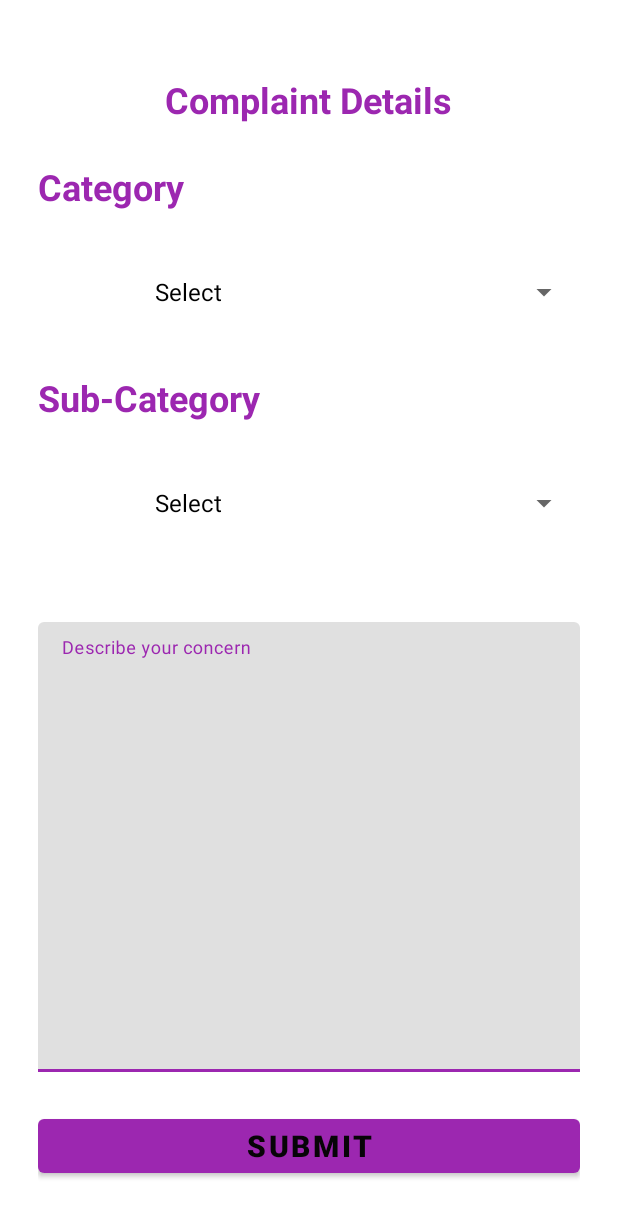
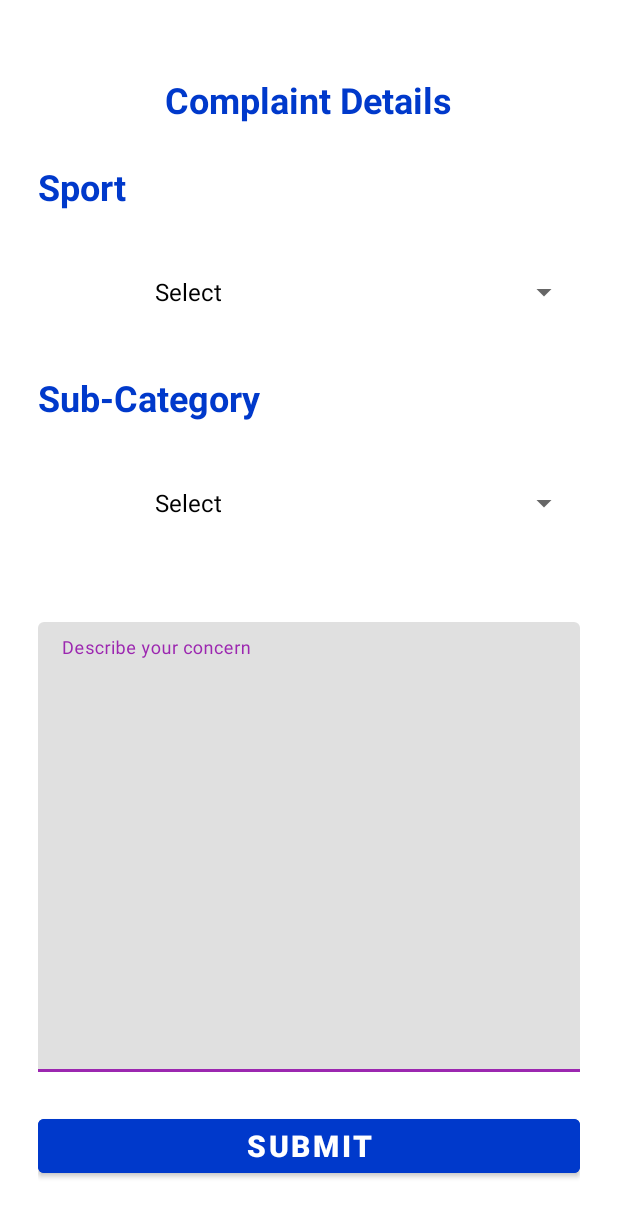
Before and after one commit to DataChef07/Mobile-Computing-Project, an Android app: the ComplaintActivity screen opened directly, with no data from a screen before it, on a phone screen of 412 x 824 dp. Shown: the top 1217 px of the screen. Run offline under Robolectric (Android 15) with nearby library versions, the phone set to English and light mode, and no system bars; our stand-ins replace Firebase (no records; nobody signed in at launch, a user with empty details on screens opened directly).

Commit message:
added complaint Activity

```diff
--- a/app/src/main/AndroidManifest.xml
+++ b/app/src/main/AndroidManifest.xml
@@ -15,6 +15,9 @@
         android:supportsRtl="true"
         android:theme="@style/Theme.StartUpConnect"
         tools:targetApi="31">
+        <activity
+            android:name=".UserProfileActivity"
+            android:exported="false" />
         <activity
             android:name=".findBuddy"
             android:exported="false" />
--- a/app/src/main/java/com/example/startupconnect/ComplaintActivity.java
+++ b/app/src/main/java/com/example/startupconnect/ComplaintActivity.java
@@ -2,6 +2,7 @@
 
 import androidx.appcompat.app.AppCompatActivity;
 
+import android.content.Intent;
 import android.os.Bundle;
 import android.util.Log;
 import android.view.View;
@@ -117,6 +118,10 @@
                 complaintsReference.push().setValue(complaintDetails);
                 Toast.makeText(ComplaintActivity.this, "Complaint Registered...", Toast.LENGTH_SHORT).show();
                 Log.i("ComplaintActivity", "Complaint Registered...");
+                // take the user back to the main screen
+                Intent main = new Intent(ComplaintActivity.this, Recycle_loginandreg.class);
+                startActivity(main);
+                finish();
 
             }
         });
--- a/app/src/main/res/layout/activity_complaint.xml
+++ b/app/src/main/res/layout/activity_complaint.xml
@@ -25,7 +25,7 @@
                 android:layout_height="wrap_content"
                 android:layout_gravity="center_horizontal"
                 android:text="Complaint Details"
-                android:textColor="#9C27B0"
+                android:textColor="@color/color_secondary_variant"
                 android:textSize="24sp"
                 android:textStyle="bold" />
 
@@ -34,8 +34,8 @@
                 android:layout_width="wrap_content"
                 android:layout_height="wrap_content"
                 android:layout_marginTop="25dp"
-                android:text="Category"
-                android:textColor="#9C27B0"
+                android:text="Sport"
+                android:textColor="@color/color_secondary_variant"
                 android:textSize="24sp"
                 android:textStyle="bold" />
 
@@ -57,7 +57,7 @@
                 android:layout_width="wrap_content"
                 android:layout_height="wrap_content"
                 android:text="Sub-Category"
-                android:textColor="#9C27B0"
+                android:textColor="@color/color_secondary_variant"
                 android:textSize="24sp"
                 android:textStyle="bold" />
 
@@ -98,8 +98,9 @@
                 android:layout_height="wrap_content"
                 android:layout_marginTop="25dp"
                 android:gravity="center"
+                android:backgroundTint="@color/color_secondary_variant"
                 android:text="Submit"
-                android:textColor="#070407"
+                android:textColor="@color/white"
                 android:textSize="20sp"
                 android:textStyle="bold" />
 
```
Also changed, not shown: app/src/main/java/com/example/startupconnect/Recycle_loginandreg.java (+17 -0 lines), app/src/main/java/com/example/startupconnect/UserProfileActivity.java (added, +14 -0 lines), app/src/main/res/layout/activity_user_profile.xml (added, +19 -0 lines).
